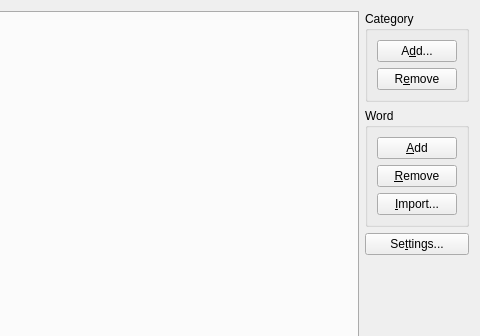
Old version of the form source/vocabularymanagerdialog.ui in the repository martin-kudlicka/vocabulary-master; both pictures show x 160 to 640 and y 0 to 336 of the 640 by 480 pixel window.
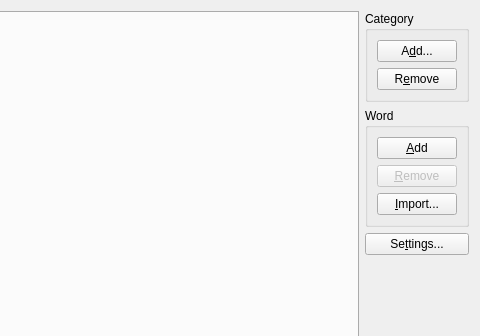
New version of the form. Custom widgets are drawn as their Qt base class.

Commit message: * enable/disable controls

The edit to the form file:
```diff
--- a/source/vocabularymanagerdialog.ui
+++ b/source/vocabularymanagerdialog.ui
@@ -112,6 +112,9 @@
         </item>
         <item>
          <widget class="QPushButton" name="qpbWordRemove">
+          <property name="enabled">
+           <bool>false</bool>
+          </property>
           <property name="text">
            <string>&amp;Remove</string>
           </property>
```
The commit also changes 2 other files.
